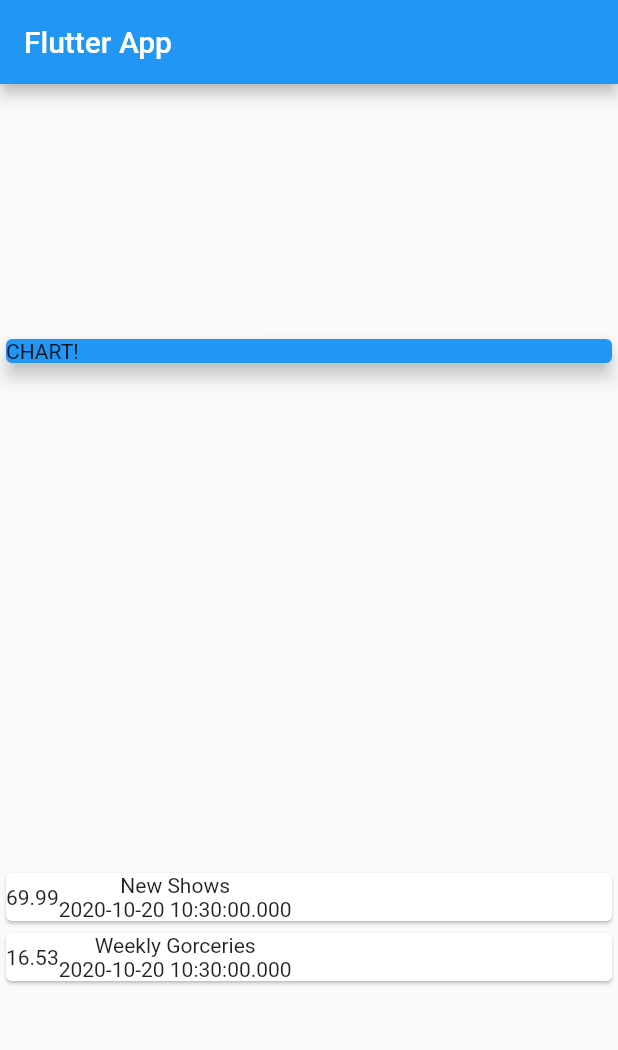
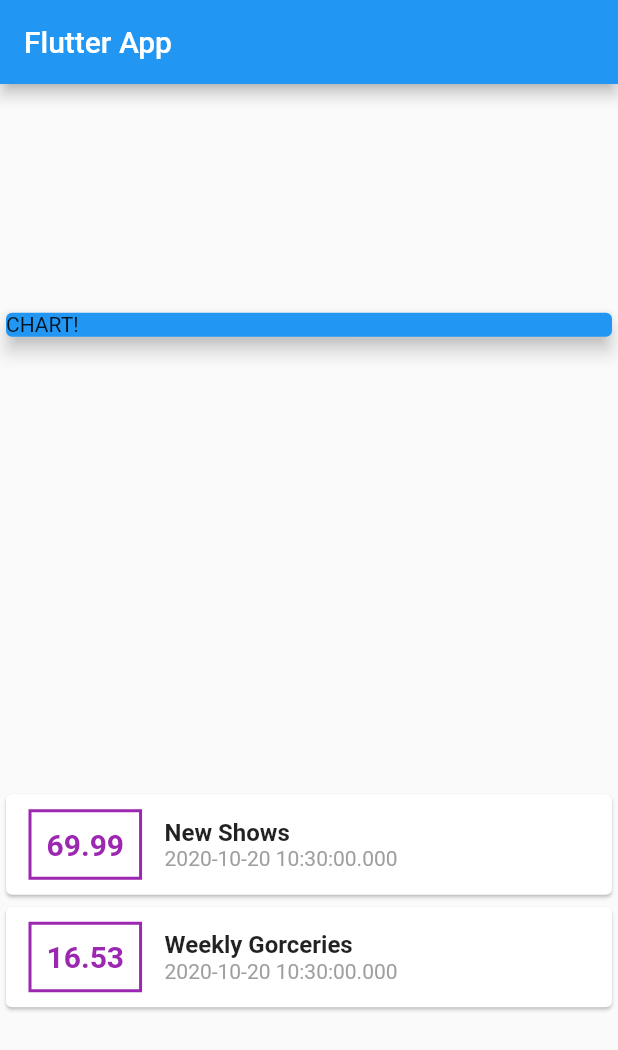
Before and after one commit to J-Rod22/personal_expenses, a Flutter app: the screen it shows after launch, on a phone screen of 412 x 824 dp. Shown: the top 1050 px of the screen. Run offline on Flutter 3.47's test engine with Material 2 defaults, Android fonts, the phone set to English and light mode, and no system bars.

Commit message:
some styling

```diff
--- a/lib/main.dart
+++ b/lib/main.dart
@@ -53,15 +53,43 @@ class MyHomePage extends StatelessWidget {
                 child: Row(
                   children: <Widget>[
                     Container(
+                      margin: EdgeInsets.symmetric(
+                        vertical: 10,
+                        horizontal: 15,
+                      ),
+                      decoration: BoxDecoration(
+                        border: Border.all(
+                          color: Colors.purple,
+                          width: 2,
+                        ),
+                      ),
+                      padding: EdgeInsets.all(
+                        10,
+                      ),
                       child: Text(
                         tx.amount.toString(),
+                        style: TextStyle(
+                          fontWeight: FontWeight.bold,
+                          fontSize: 20,
+                          color: Colors.purple,
+                        ),
                       ),
                     ),
                     Column(
+                      crossAxisAlignment: CrossAxisAlignment.start,
                       children: <Widget>[
-                        Text(tx.title),
+                        Text(
+                          tx.title,
+                          style: TextStyle(
+                            fontSize: 16,
+                            fontWeight: FontWeight.bold,
+                          ),
+                        ),
                         Text(
                           tx.date.toString(),
+                          style: TextStyle(
+                            color: Colors.grey,
+                          ),
                         ),
                       ],
                     )
```
